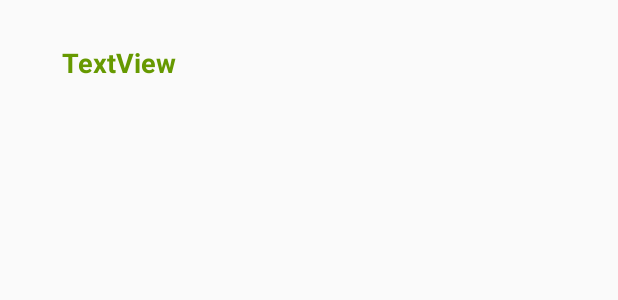
After one commit to seleznova/SendButton, an Android app: the layout activity_display_message2.xml on its own in the app's theme, with its tools: preview values and no code run, on a phone screen of 412 x 824 dp. The commit adds this screen. Shown: the top 300 px of the screen. Run offline under Robolectric (Android 15) with nearby library versions, the phone set to English and light mode, and no system bars.

Commit message:
Final improvements

```diff
--- a/app/src/main/java/marynakuzmenko/sendbutton/MainActivity.java
+++ b/app/src/main/java/marynakuzmenko/sendbutton/MainActivity.java
@@ -16,7 +16,7 @@ public class MainActivity extends AppCompatActivity {
 
     /** Called when the user taps the Send button */
     public void sendMessage(View view) {
-        Intent intent = new Intent(this, DisplayMessageActivity.class);
+        Intent intent = new Intent(this, DisplayMessageActivity2.class);
         EditText editText = (EditText) findViewById(R.id.editText);
         String message = editText.getText().toString();
         intent.putExtra(EXTRA_MESSAGE, message);
--- /dev/null
+++ b/app/src/main/res/layout/activity_display_message2.xml
@@ -0,0 +1,21 @@
+<?xml version="1.0" encoding="utf-8"?>
+<android.support.constraint.ConstraintLayout xmlns:android="http://schemas.android.com/apk/res/android"
+    xmlns:app="http://schemas.android.com/apk/res-auto"
+    xmlns:tools="http://schemas.android.com/tools"
+    android:layout_width="match_parent"
+    android:layout_height="match_parent"
+    tools:context="marynakuzmenko.sendbutton.DisplayMessageActivity2">
+
+    <TextView
+        android:id="@+id/textView"
+        android:layout_width="158dp"
+        android:layout_height="80dp"
+        android:layout_marginTop="29dp"
+        android:text="TextView"
+        android:textAlignment="center"
+        android:textColor="@android:color/holo_green_dark"
+        android:textSize="18sp"
+        android:textStyle="bold"
+        app:layout_constraintTop_toTopOf="parent"
+        tools:layout_editor_absoluteX="93dp" />
+</android.support.constraint.ConstraintLayout>
```
Also changed, not shown: app/src/main/AndroidManifest.xml (+8 -0 lines), app/src/main/java/marynakuzmenko/sendbutton/DisplayMessageActivity2.java (added, +24 -0 lines), 1 other file.
